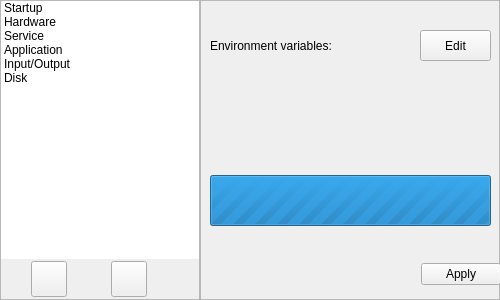
First picture: the form in Components/magickonfug.ui, repository zwpwjwtz/SuperPanda, before the edit.
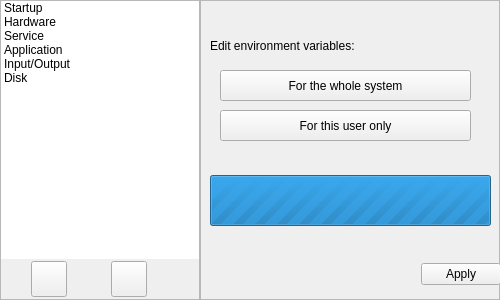
Second picture: the form after the edit. The open tabs and pages were chosen to show the change. Icons and pictures are not drawn.

Commit message: Functions for saving changes to environment variables.

Diff of the .ui file:
```diff
--- a/Components/magickonfug.ui
+++ b/Components/magickonfug.ui
@@ -449,12 +449,12 @@
           <rect>
            <x>10</x>
            <y>20</y>
-           <width>211</width>
+           <width>281</width>
            <height>51</height>
           </rect>
          </property>
          <property name="text">
-          <string>Environment variables:</string>
+          <string>Edit environment variables:</string>
          </property>
          <property name="wordWrap">
           <bool>true</bool>
@@ -463,14 +463,27 @@
         <widget class="QPushButton" name="buttonEnvEdit">
          <property name="geometry">
           <rect>
-           <x>220</x>
-           <y>30</y>
-           <width>71</width>
+           <x>20</x>
+           <y>70</y>
+           <width>251</width>
            <height>31</height>
           </rect>
          </property>
          <property name="text">
-          <string>Edit</string>
+          <string>For the whole system</string>
+         </property>
+        </widget>
+        <widget class="QPushButton" name="buttonEditUserEnv">
+         <property name="geometry">
+          <rect>
+           <x>20</x>
+           <y>110</y>
+           <width>251</width>
+           <height>31</height>
+          </rect>
+         </property>
+         <property name="text">
+          <string>For this user only</string>
          </property>
         </widget>
        </widget>
```
Left out of the diff: 2 changed lines with no effect on the pictures. The commit also changes 6 other files.
